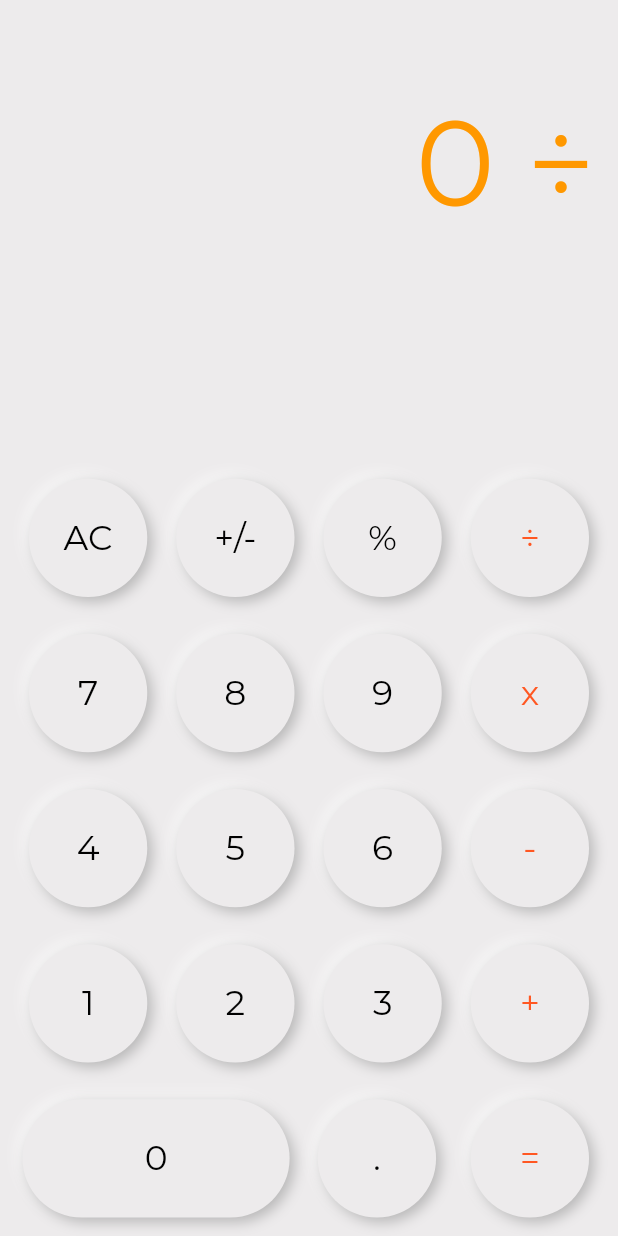
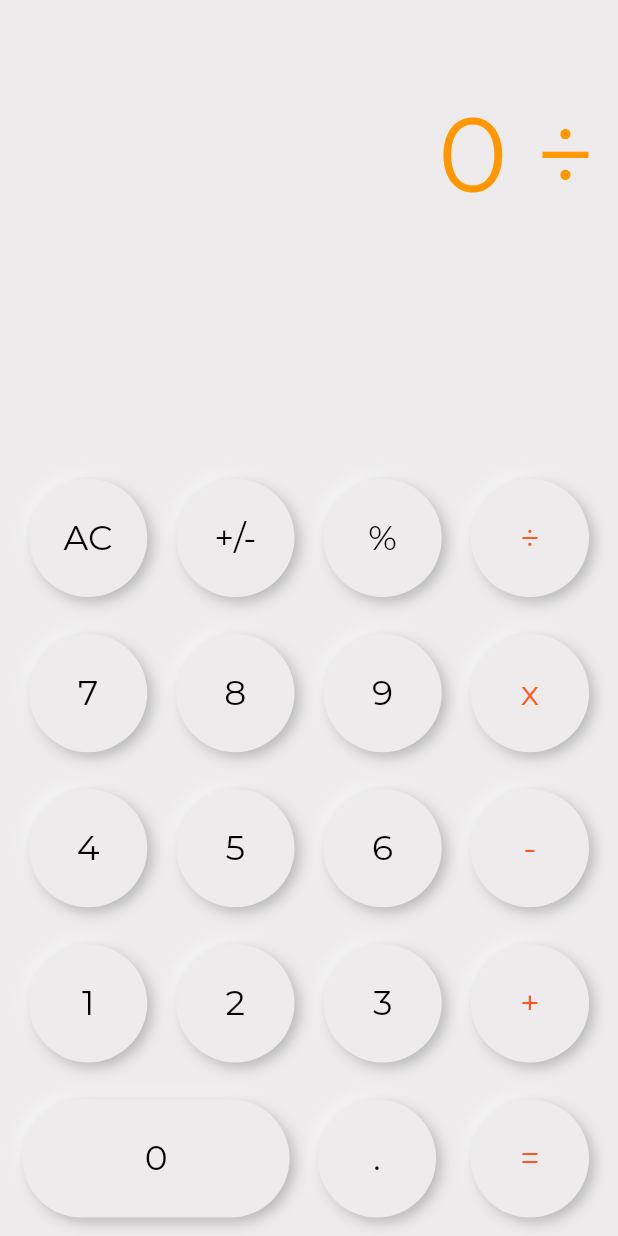
Before and after one commit to SnoopyCodeX/Flutter-Calculator-App, a Flutter app: the screen it shows after launch, after a tap on an icon or button, on a phone screen of 412 x 824 dp. Run offline on Flutter 3.47's test engine with Material 2 defaults, Android fonts, the light colour scheme and no system bars; drawn by our look-alikes of flutter_neumorphic.

Commit message:
Updated ReadMe.md and lowered the font size of the texts.

```diff
--- a/lib/constants.dart
+++ b/lib/constants.dart
@@ -3,13 +3,13 @@ import 'package:flutter/material.dart';
 const kBlackColorText = Colors.black;
 const kOrangeColorText = Colors.deepOrange;
 const kOperationTextStyle = TextStyle(
-  fontSize: 50,
+  fontSize: 30,
   color: Colors.blue,
   fontFamily: "Montserrat",
   fontWeight: FontWeight.w100,
 );
 const kResultTextStyle = TextStyle(
-  fontSize: 80,
+  fontSize: 70,
   color: Colors.orange,
   fontFamily: "Montserrat",
   fontWeight: FontWeight.w100,
```
Also changed, not shown: 1 other file.
